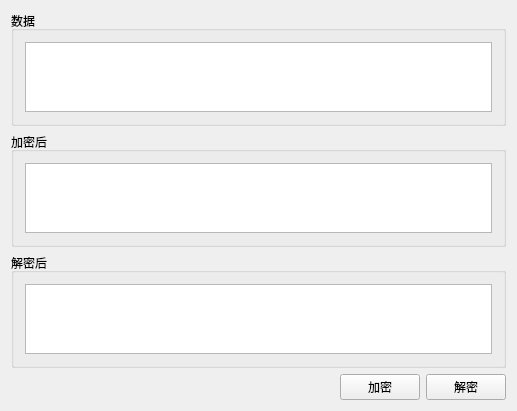
First picture: the form in myssl.ui, repository mygit03/MySSL, before the edit.
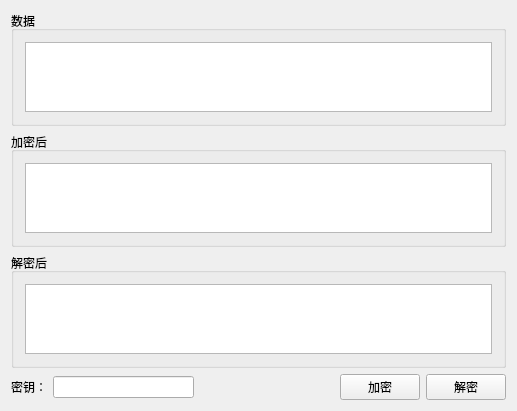
Second picture: the form after the edit.

Diff of the .ui file:
```diff
--- a/myssl.ui
+++ b/myssl.ui
@@ -54,6 +54,16 @@
      </item>
      <item>
       <layout class="QHBoxLayout" name="horizontalLayout_4">
+       <item>
+        <widget class="QLabel" name="label">
+         <property name="text">
+          <string>密钥：</string>
+         </property>
+        </widget>
+       </item>
+       <item>
+        <widget class="QLineEdit" name="lineEdit"/>
+       </item>
        <item>
         <spacer name="horizontalSpacer">
          <property name="orientation">
```
